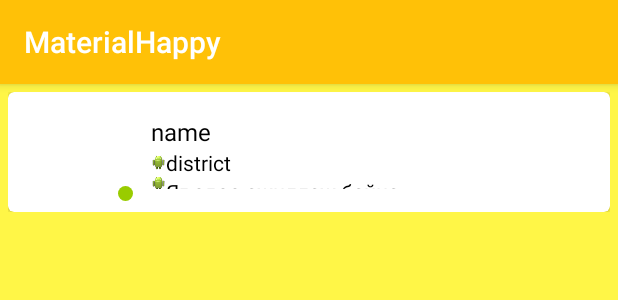
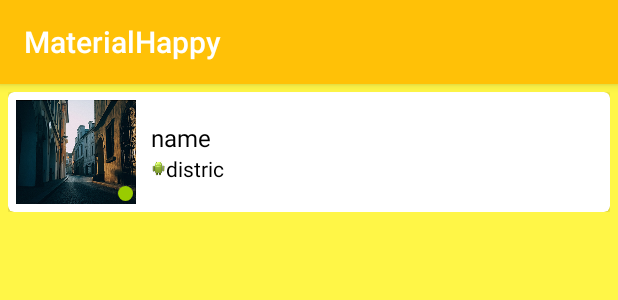
Before and after one commit to bayarkhuu0512/MaterialHappy, an Android app: the layout contact_row.xml on its own in the app's theme, with its tools: preview values and no code run, on a phone screen of 412 x 824 dp. Shown: the top 300 px of the screen. Run offline under Robolectric (Android 15) with nearby library versions, the phone set to English and light mode, and no system bars.

```diff
--- a/app/src/main/java/materialhappy/happybaby/com/materialhappy/materialhappy/happybaby/com/materialhappy/contact/ContactListAdapter.java
+++ b/app/src/main/java/materialhappy/happybaby/com/materialhappy/materialhappy/happybaby/com/materialhappy/contact/ContactListAdapter.java
@@ -69,7 +69,7 @@
 
        // Bitmap bitmap = BitmapFactory.decodeFile(mContext.getApplicationInfo().dataDir+"app_images/berry-angled2.png");
         Drawable d = Drawable.createFromPath(mContext.getApplicationInfo().dataDir+"/"+CONTACT_IMAGES_DIR+"/berry-angled2.png");
-        viewHolder.imageLayout.setBackgroundDrawable(d);
+      //  viewHolder.imageLayout.setBackgroundDrawable(d);
       //  viewHolder.imageLayout.setBackgroundResource(R.drawable.contact_bg1);
 
         if(position%2==0) {
--- a/app/src/main/res/layout/contact_row.xml
+++ b/app/src/main/res/layout/contact_row.xml
@@ -23,6 +23,7 @@
             <RelativeLayout
                 android:id="@+id/imageLayout"
                 android:layout_width="80dp"
+                android:background="@drawable/contact_bg1"
                 android:layout_height="match_parent">
 
                 <ImageView
@@ -66,13 +67,14 @@
                         android:id="@+id/district"
                         android:layout_width="match_parent"
                         android:layout_height="wrap_content"
-                        android:text="district"
+                        android:text="distric"
                         android:textColor="@android:color/black" />
                 </LinearLayout>
 
                 <LinearLayout
                     android:layout_width="wrap_content"
                     android:layout_height="wrap_content"
+                    android:visibility="gone"
                     android:gravity="center_vertical"
                     android:orientation="horizontal">
 
```
Also changed, not shown: 2 other files.
